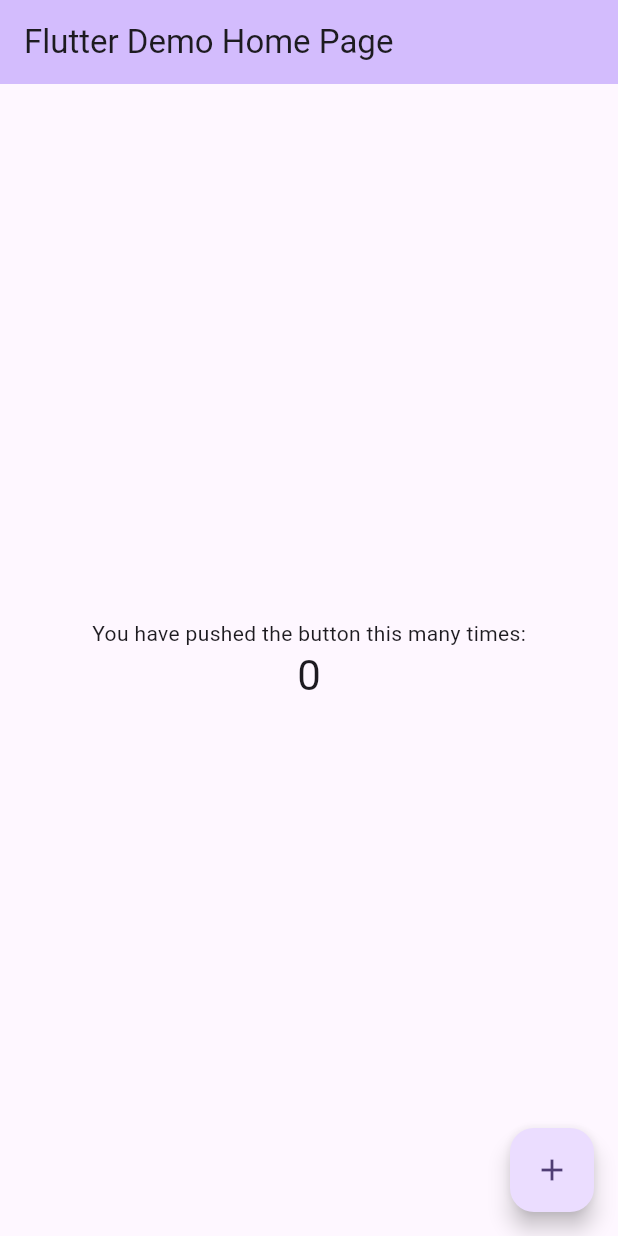
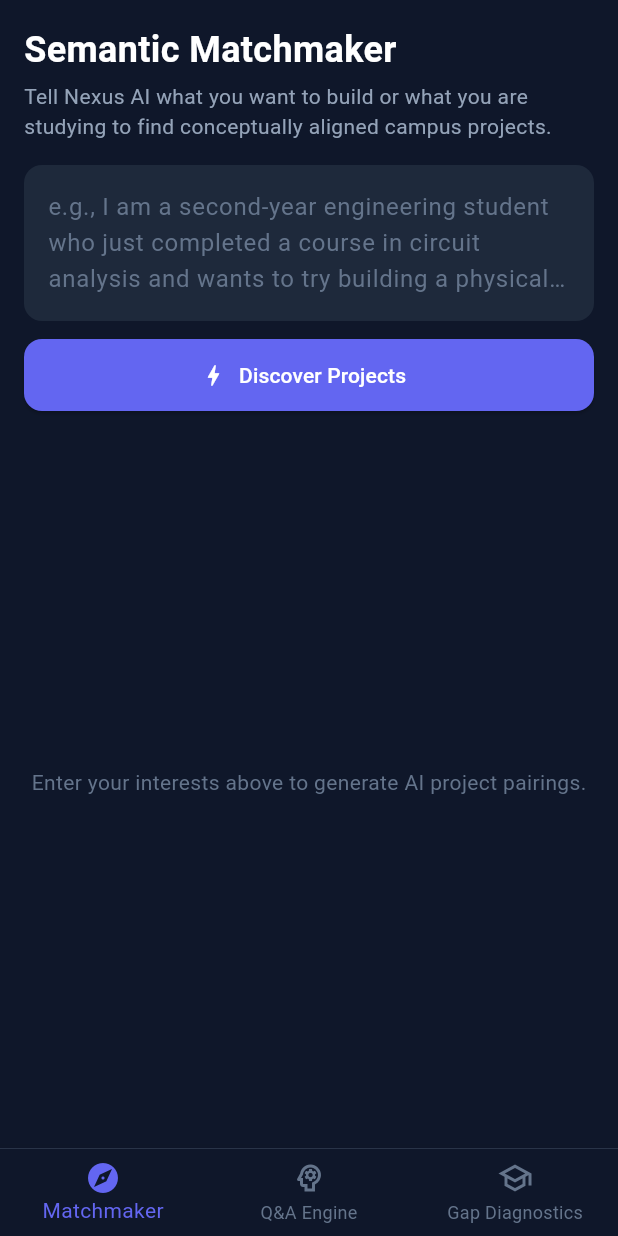
Before and after one commit to thuhbest/bpl-2026-aiml-Nexus-AI, a Flutter app: the screen it shows after launch, on a phone screen of 412 x 824 dp. Run offline on Flutter 3.47's test engine with Material 3 defaults, Android fonts, the light colour scheme and no system bars; our stand-ins replace firebase_core; accounts and stored records are empty.

Commit message:
UI/UX done

```diff
--- a/lib/main.dart
+++ b/lib/main.dart
@@ -1,122 +1,32 @@
 import 'package:flutter/material.dart';
+import 'screens/dashboard.dart';
 
 void main() {
-  runApp(const MyApp());
+  runApp(const NexusAiApp());
 }
 
-class MyApp extends StatelessWidget {
-  const MyApp({super.key});
+class NexusAiApp extends StatelessWidget {
+  const NexusAiApp({super.key});
 
-  // This widget is the root of your application.
   @override
   Widget build(BuildContext context) {
     return MaterialApp(
-      title: 'Flutter Demo',
-      theme: ThemeData(
-        // This is the theme of your application.
-        //
-        // TRY THIS: Try running your application with "flutter run". You'll see
-        // the application has a purple toolbar. Then, without quitting the app,
-        // try changing the seedColor in the colorScheme below to Colors.green
-        // and then invoke "hot reload" (save your changes or press the "hot
-        // reload" button in a Flutter-supported IDE, or press "r" if you used
-        // the command line to start the app).
-        //
-        // Notice that the counter didn't reset back to zero; the application
-        // state is not lost during the reload. To reset the state, use hot
-        // restart instead.
-        //
-        // This works for code too, not just values: Most code changes can be
-        // tested with just a hot reload.
-        colorScheme: .fromSeed(seedColor: Colors.deepPurple),
+      title: 'Nexus AI',
+      debugShowCheckedModeBanner: false,
+      theme: ThemeData.dark().copyWith(
+        scaffoldBackgroundColor: const Color(0xFF0F172A), // Slate 900
+        colorScheme: const ColorScheme.dark(
+          primary: Color(0xFF6366F1), // Indigo 500
+          secondary: Color(0xFF06B6D4), // Cyan 500
+          surface: Color(0xFF1E293B), // Slate 800
+        ),
+        cardTheme: const CardThemeData(
+          color: Color(0xFF1E293B),
+          elevation: 0,
+          margin: EdgeInsets.symmetric(vertical: 8),
+        ),
       ),
-      home: const MyHomePage(title: 'Flutter Demo Home Page'),
+      home: const MainDashboard(),
     );
   }
 }
-
-class MyHomePage extends StatefulWidget {
-  const MyHomePage({super.key, required this.title});
-
-  // This widget is the home page of your application. It is stateful, meaning
-  // that it has a State object (defined below) that contains fields that affect
-  // how it looks.
-
-  // This class is the configuration for the state. It holds the values (in this
-  // case the title) provided by the parent (in this case the App widget) and
-  // used by the build method of the State. Fields in a Widget subclass are
-  // always marked "final".
-
-  final String title;
-
-  @override
-  State<MyHomePage> createState() => _MyHomePageState();
-}
-
-class _MyHomePageState extends State<MyHomePage> {
-  int _counter = 0;
-
-  void _incrementCounter() {
-    setState(() {
-      // This call to setState tells the Flutter framework that something has
-      // changed in this State, which causes it to rerun the build method below
-      // so that the display can reflect the updated values. If we changed
-      // _counter without calling setState(), then the build method would not be
-      // called again, and so nothing would appear to happen.
-      _counter++;
-    });
-  }
-
-  @override
-  Widget build(BuildContext context) {
-    // This method is rerun every time setState is called, for instance as done
-    // by the _incrementCounter method above.
-    //
-    // The Flutter framework has been optimized to make rerunning build methods
-    // fast, so that you can just rebuild anything that needs updating rather
-    // than having to individually change instances of widgets.
-    return Scaffold(
-      appBar: AppBar(
-        // TRY THIS: Try changing the color here to a specific color (to
-        // Colors.amber, perhaps?) and trigger a hot reload to see the AppBar
-        // change color while the other colors stay the same.
-        backgroundColor: Theme.of(context).colorScheme.inversePrimary,
-        // Here we take the value from the MyHomePage object that was created by
-        // the App.build method, and use it to set our appbar title.
-        title: Text(widget.title),
-      ),
-      body: Center(
-        // Center is a layout widget. It takes a single child and positions it
-        // in the middle of the parent.
-        child: Column(
-          // Column is also a layout widget. It takes a list of children and
-          // arranges them vertically. By default, it sizes itself to fit its
-          // children horizontally, and tries to be as tall as its parent.
-          //
-          // Column has various properties to control how it sizes itself and
-          // how it positions its children. Here we use mainAxisAlignment to
-          // center the children vertically; the main axis here is the vertical
-          // axis because Columns are vertical (the cross axis would be
-          // horizontal).
-          //
-          // TRY THIS: Invoke "debug painting" (choose the "Toggle Debug Paint"
-          // action in the IDE, or press "p" in the console), to see the
-          // wireframe for each widget.
-          mainAxisAlignment: .center,
-          children: [
-            const Text('You have pushed the button this many times:'),
-            Text(
-              '$_counter',
-              style: Theme.of(context).textTheme.headlineMedium,
-            ),
-          ],
-        ),
-      ),
-      floatingActionButton: FloatingActionButton(
-        onPressed: _incrementCounter,
-        tooltip: 'Increment',
-        child: const Icon(Icons.add),
-      ),
-    );
-  }
-}
--- /dev/null
+++ b/lib/screens/dashboard.dart
@@ -0,0 +1,63 @@
+import 'package:flutter/material.dart';
+import 'project_discovery_screen.dart';
+import 'qa_engine_screen.dart';
+import 'learning_support_screen.dart';
+
+class MainDashboard extends StatefulWidget {
+  const MainDashboard({super.key});
+
+  @override
+  State<MainDashboard> createState() => _MainDashboardState();
+}
+
+class _MainDashboardState extends State<MainDashboard> {
+  int _currentIndex = 0;
+
+  final List<Widget> _screens = [
+    const ProjectDiscoveryScreen(),
+    const QaEngineScreen(),
+    const LearningSupportScreen(),
+  ];
+
+  @override
+  Widget build(BuildContext context) {
+    return Scaffold(
+      body: SafeArea(child: _screens[_currentIndex]),
+      bottomNavigationBar: Container(
+        decoration: const BoxDecoration(
+          border: Border(
+            top: BorderSide(
+              color: Color(0xFF334155), // Slate 700
+              width: 0.5,
+            ),
+          ),
+        ),
+        child: BottomNavigationBar(
+          currentIndex: _currentIndex,
+          onTap: (index) => setState(() => _currentIndex = index),
+          backgroundColor: const Color(0xFF0F172A),
+          selectedItemColor: Theme.of(context).colorScheme.primary,
+          unselectedItemColor: const Color(0xFF64748B), // Slate 500
+          type: BottomNavigationBarType.fixed,
+          items: const [
+            BottomNavigationBarItem(
+              icon: Icon(Icons.explore_outlined),
+              activeIcon: Icon(Icons.explore),
+              label: 'Matchmaker',
+            ),
+            BottomNavigationBarItem(
+              icon: Icon(Icons.psychology_outlined),
+              activeIcon: Icon(Icons.psychology),
+              label: 'Q&A Engine',
+            ),
+            BottomNavigationBarItem(
+              icon: Icon(Icons.school_outlined),
+              activeIcon: Icon(Icons.school),
+              label: 'Gap Diagnostics',
+            ),
+          ],
+        ),
+      ),
+    );
+  }
+}
--- /dev/null
+++ b/lib/screens/project_discovery_screen.dart
@@ -0,0 +1,161 @@
+import 'package:flutter/material.dart';
+
+class ProjectDiscoveryScreen extends StatefulWidget {
+  const ProjectDiscoveryScreen({super.key});
+
+  @override
+  State<ProjectDiscoveryScreen> createState() => _ProjectDiscoveryScreenState();
+}
+
+class _ProjectDiscoveryScreenState extends State<ProjectDiscoveryScreen> {
+  final _bioController = TextEditingController();
+  bool _isLoading = false;
+  List<Map<String, dynamic>> _matchedProjects = [];
+
+  void _findMatches() {
+    if (_bioController.text.trim().isEmpty) return;
+    setState(() => _isLoading = true);
+
+    // Mocking semantic vector match response for the hackathon UI
+    Future.delayed(const Duration(seconds: 1, milliseconds: 500), () {
+      setState(() {
+        _matchedProjects = [
+          {
+            'title': 'Autonomous Rover Interface',
+            'match': 96,
+            'reason': 'Matches your interest in physical automation prototypes and embedded firmware controls.',
+            'tags': ['Robotics', 'C++', 'Hardware Integration'],
+          },
+          {
+            'title': 'IoT Smart Energy Monitor',
+            'match': 84,
+            'reason': 'Aligns with your experience in circuit analysis and hardware-software sensor interfaces.',
+            'tags': ['IoT', 'Embedded Systems', 'Firebase'],
+          },
+        ];
+        _isLoading = false;
+      });
+    });
+  }
+
+  @override
+  Widget build(BuildContext context) {
+    return Padding(
+      padding: const EdgeInsets.all(16.0),
+      child: Column(
+        crossAxisAlignment: CrossAxisAlignment.start,
+        children: [
+          const Text(
+            'Semantic Matchmaker',
+            style: TextStyle(fontSize: 24, fontWeight: FontWeight.bold, color: Colors.white),
+          ),
+          const SizedBox(height: 4),
+          const Text(
+            'Tell Nexus AI what you want to build or what you are studying to find conceptually aligned campus projects.',
+            style: TextStyle(color: Color(0xFF94A3B8)),
+          ),
+          const SizedBox(height: 16),
+          TextField(
+            controller: _bioController,
+            maxLines: 3,
+            decoration: InputDecoration(
+              hintText: 'e.g., I am a second-year engineering student who just completed a course in circuit analysis and wants to try building a physical automation prototype...',
+              hintStyle: const TextStyle(color: Color(0xFF64748B)),
+              fillColor: const Color(0xFF1E293B),
+              filled: true,
+              border: OutlineInputBorder(
+                borderRadius: BorderRadius.circular(12),
+                borderSide: BorderSide.none,
+              ),
+              focusedBorder: OutlineInputBorder(
+                borderRadius: BorderRadius.circular(12),
+                borderSide: const BorderSide(color: Color(0xFF6366F1), width: 1.5),
+              ),
+            ),
+          ),
+          const SizedBox(height: 12),
+          SizedBox(
+            width: double.infinity,
+            height: 48,
+            child: ElevatedButton.icon(
+              onPressed: _isLoading ? null : _findMatches,
+              style: ElevatedButton.styleFrom(
+                backgroundColor: Theme.of(context).colorScheme.primary,
+                foregroundColor: Colors.white,
+                shape: RoundedRectangleBorder(borderRadius: BorderRadius.circular(12)),
+              ),
+              icon: _isLoading
+                ? const SizedBox(width: 20, height: 20, child: CircularProgressIndicator(strokeWidth: 2, color: Colors.white))
+                : const Icon(Icons.bolt),
+              label: Text(_isLoading ? 'Analyzing Vectors...' : 'Discover Projects'),
+            ),
+          ),
+          const SizedBox(height: 20),
+          Expanded(
+            child: _isLoading
+                ? const Center(child: Text('Scanning conceptual knowledge graphs...'))
+                : _matchedProjects.isEmpty
+                    ? const Center(child: Text('Enter your interests above to generate AI project pairings.', style: TextStyle(color: Color(0xFF64748B))))
+                    : ListView.builder(
+                        itemCount: _matchedProjects.length,
+                        itemBuilder: (context, index) {
+                          final project = _matchedProjects[index];
+                          return Card(
+                            shape: RoundedRectangleBorder(borderRadius: BorderRadius.circular(12)),
+                            child: Padding(
+                              padding: const EdgeInsets.all(16.0),
+                              child: Column(
+                                crossAxisAlignment: CrossAxisAlignment.start,
+                                children: [
+                                  Row(
+                                    mainAxisAlignment: MainAxisAlignment.spaceBetween,
+                                    children: [
+                                      Expanded(
+                                        child: Text(
+                                          project['title'],
+                                          style: const TextStyle(fontSize: 18, fontWeight: FontWeight.bold),
+                                        ),
+                                      ),
+                                      Container(
+                                        padding: const EdgeInsets.symmetric(horizontal: 8, vertical: 4),
+                                        decoration: BoxDecoration(
+                                          color: const Color(0xFF06B6D4).withValues(alpha: 0.15),
+                                          borderRadius: BorderRadius.circular(8),
+                                        ),
+                                        child: Text(
+                                          '${project['match']}% Match',
+                                          style: const TextStyle(color: Color(0xFF06B6D4), fontWeight: FontWeight.bold, fontSize: 12),
+                                        ),
+                                      ),
+                                    ],
+                                  ),
+                                  const SizedBox(height: 8),
+                                  Text(
+                                    project['reason'],
+                                    style: const TextStyle(color: Color(0xFFCBD5E1), fontSize: 14),
+                                  ),
+                                  const SizedBox(height: 12),
+                                  Wrap(
+                                    spacing: 8,
+                                    children: (project['tags'] as List<String>).map((tag) {
+                                      return Chip(
+                                        label: Text(tag, style: const TextStyle(fontSize: 11)),
+                                        backgroundColor: const Color(0xFF334155),
+                                        padding: EdgeInsets.zero,
+                                        materialTapTargetSize: MaterialTapTargetSize.shrinkWrap,
+                                        side: BorderSide.none,
+                                      );
+                                    }).toList(),
+                                  )
+                                ],
+                              ),
+                            ),
+                          );
+                        },
+                      ),
+          )
+        ],
+      ),
+    );
+  }
+}
```
Also changed, not shown: lib/screens/learning_support_screen.dart (added, +86 -0 lines), lib/screens/qa_engine_screen.dart (added, +164 -0 lines), 1 other file.
